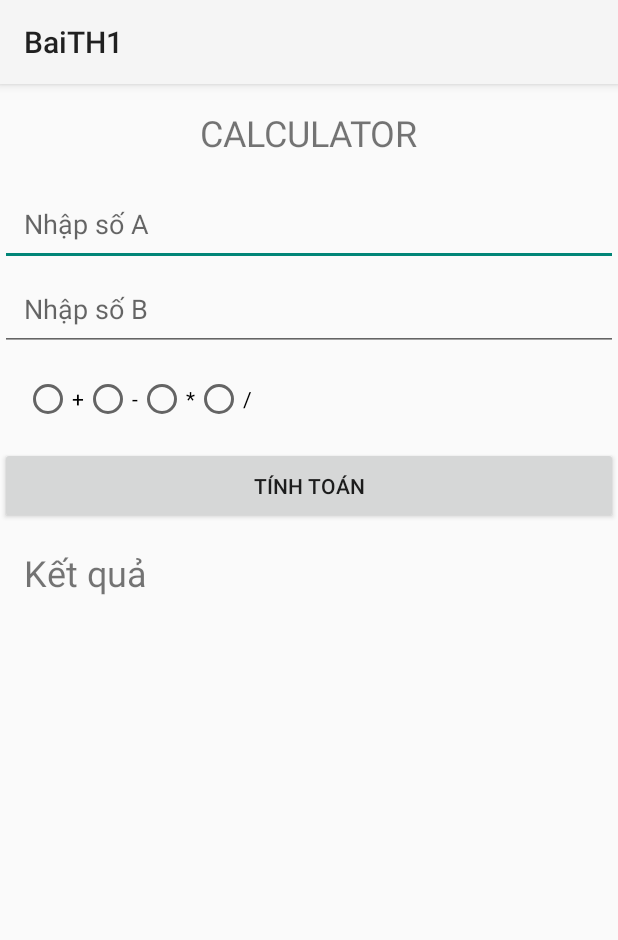
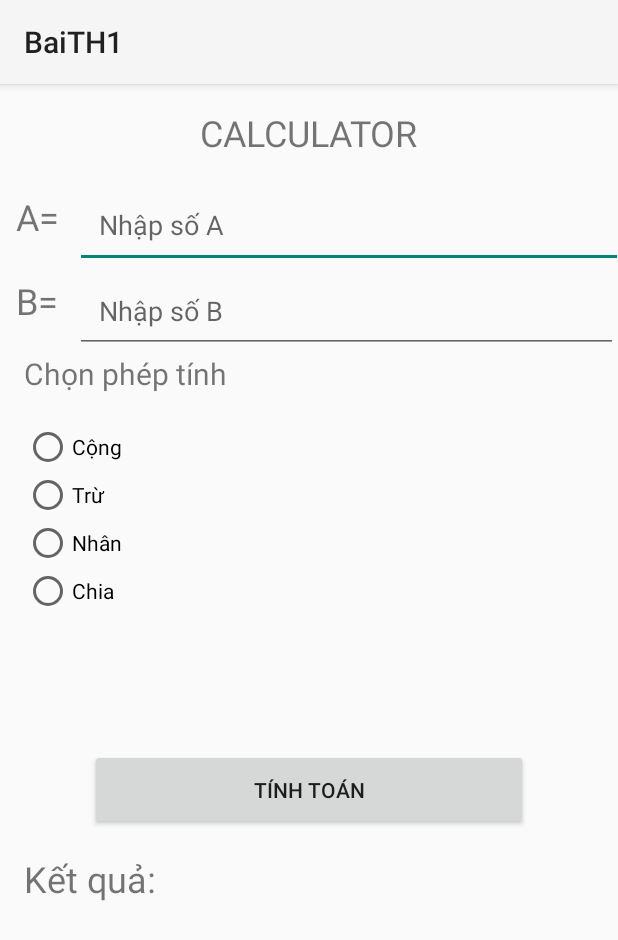
Before and after one commit to TranKimQuang/64131937_Android, an Android app: the screen it shows after launch (MainActivity), on a phone screen of 412 x 824 dp. Shown: the top 940 px of the screen. Run offline under Robolectric (Android 15) with nearby library versions, the phone set to English and light mode, and no system bars.

Commit message:
fix layout

```diff
--- a/BaiTH1/app/src/main/res/layout/activity_main.xml
+++ b/BaiTH1/app/src/main/res/layout/activity_main.xml
@@ -4,6 +4,17 @@
     android:layout_width="match_parent"
     android:layout_height="match_parent"
     tools:context=".MainActivity">
+
+    <TextView
+        android:id="@+id/titleA"
+        android:layout_width="50dp"
+        android:layout_height="50dp"
+        android:layout_marginTop="72dp"
+        android:text="A="
+        android:textAlignment="center"
+        android:textSize="24sp"
+        app:layout_constraintStart_toStartOf="parent"
+        app:layout_constraintTop_toTopOf="parent" />
 
     <TextView
         android:id="@+id/title"
@@ -18,14 +29,15 @@
 
     <EditText
         android:id="@+id/aNumber"
-        android:layout_width="0dp"
-        android:layout_height="wrap_content"
+        android:layout_width="365dp"
+        android:layout_height="58dp"
         android:hint="Nhập số A"
         android:inputType="number"
-        app:layout_constraintTop_toBottomOf="@id/title"
-        app:layout_constraintStart_toStartOf="parent"
+        android:padding="16dp"
         app:layout_constraintEnd_toEndOf="parent"
-        android:padding="16dp" />
+        app:layout_constraintHorizontal_bias="0.0"
+        app:layout_constraintStart_toEndOf="@+id/titleA"
+        app:layout_constraintTop_toBottomOf="@id/title" />
 
     <EditText
         android:id="@+id/bNumber"
@@ -33,64 +45,90 @@
         android:layout_height="wrap_content"
         android:hint="Nhập số B"
         android:inputType="number"
-        app:layout_constraintTop_toBottomOf="@id/aNumber"
-        app:layout_constraintStart_toStartOf="parent"
+        android:padding="16dp"
         app:layout_constraintEnd_toEndOf="parent"
-        android:padding="16dp" />
+        app:layout_constraintStart_toEndOf="@+id/tilteB"
+        app:layout_constraintTop_toBottomOf="@id/aNumber" />
 
     <RadioGroup
         android:id="@+id/radioGroup"
-        android:layout_width="0dp"
-        android:layout_height="wrap_content"
-        app:layout_constraintTop_toBottomOf="@id/bNumber"
+        android:layout_width="414dp"
+        android:layout_height="233dp"
+        android:layout_marginTop="3dp"
+        android:layout_marginBottom="1dp"
+        android:orientation="vertical"
+        android:padding="16dp"
+        app:layout_constraintBottom_toTopOf="@+id/buttonCalculate"
+        app:layout_constraintEnd_toEndOf="parent"
+        app:layout_constraintHorizontal_bias="0.0"
         app:layout_constraintStart_toStartOf="parent"
-        app:layout_constraintEnd_toEndOf="parent"
-        android:orientation="horizontal"
-        android:padding="16dp">
+        app:layout_constraintTop_toBottomOf="@+id/titleAns">
 
         <RadioButton
             android:id="@+id/radioAdd"
-            android:layout_width="wrap_content"
+            android:layout_width="92dp"
             android:layout_height="wrap_content"
-            android:text="+" />
+            android:text="Cộng" />
 
         <RadioButton
             android:id="@+id/radioSubtract"
-            android:layout_width="wrap_content"
+            android:layout_width="100dp"
             android:layout_height="wrap_content"
-            android:text="-" />
+            android:text="Trừ" />
 
         <RadioButton
             android:id="@+id/radioMultiply"
-            android:layout_width="wrap_content"
+            android:layout_width="108dp"
             android:layout_height="wrap_content"
-            android:text="*" />
+            android:text="Nhân" />
 
         <RadioButton
             android:id="@+id/radioDivide"
             android:layout_width="wrap_content"
             android:layout_height="wrap_content"
-            android:text="/" />
+            android:text="Chia" />
     </RadioGroup>
 
     <Button
         android:id="@+id/buttonCalculate"
-        android:layout_width="0dp"
-        android:layout_height="wrap_content"
+        android:layout_width="292dp"
+        android:layout_height="54dp"
+        android:padding="16dp"
         android:text="Tính toán"
-        app:layout_constraintTop_toBottomOf="@id/radioGroup"
+        app:layout_constraintEnd_toEndOf="parent"
         app:layout_constraintStart_toStartOf="parent"
-        app:layout_constraintEnd_toEndOf="parent"
-        android:padding="16dp" />
+        app:layout_constraintTop_toBottomOf="@id/radioGroup" />
 
     <TextView
         android:id="@+id/textViewResult"
         android:layout_width="0dp"
         android:layout_height="wrap_content"
-        android:text="Kết quả"
+        android:padding="16dp"
+        android:text="Kết quả:"
         android:textSize="24sp"
-        app:layout_constraintTop_toBottomOf="@id/buttonCalculate"
+        app:layout_constraintEnd_toEndOf="parent"
         app:layout_constraintStart_toStartOf="parent"
-        app:layout_constraintEnd_toEndOf="parent"
-        android:padding="16dp" />
+        app:layout_constraintTop_toBottomOf="@id/buttonCalculate" />
+
+    <TextView
+        android:id="@+id/tilteB"
+        android:layout_width="50dp"
+        android:layout_height="50dp"
+        android:layout_marginTop="6dp"
+        android:text="B="
+        android:textAlignment="center"
+        android:textSize="24sp"
+        app:layout_constraintStart_toStartOf="parent"
+        app:layout_constraintTop_toBottomOf="@+id/titleA" />
+
+    <TextView
+        android:id="@+id/titleAns"
+        android:layout_width="wrap_content"
+        android:layout_height="wrap_content"
+        android:layout_marginStart="16dp"
+        android:text="Chọn phép tính"
+        android:textSize="20sp"
+        app:layout_constraintBottom_toTopOf="@+id/radioGroup"
+        app:layout_constraintStart_toStartOf="parent"
+        app:layout_constraintTop_toBottomOf="@+id/bNumber" />
 </androidx.constraintlayout.widget.ConstraintLayout>
```
